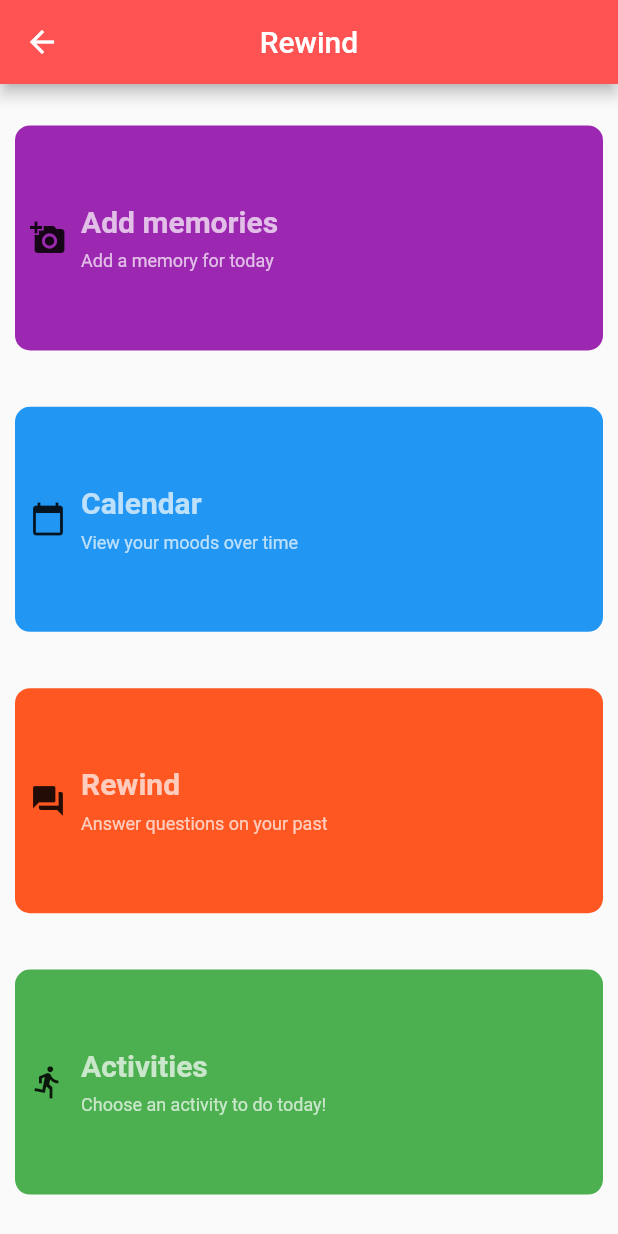
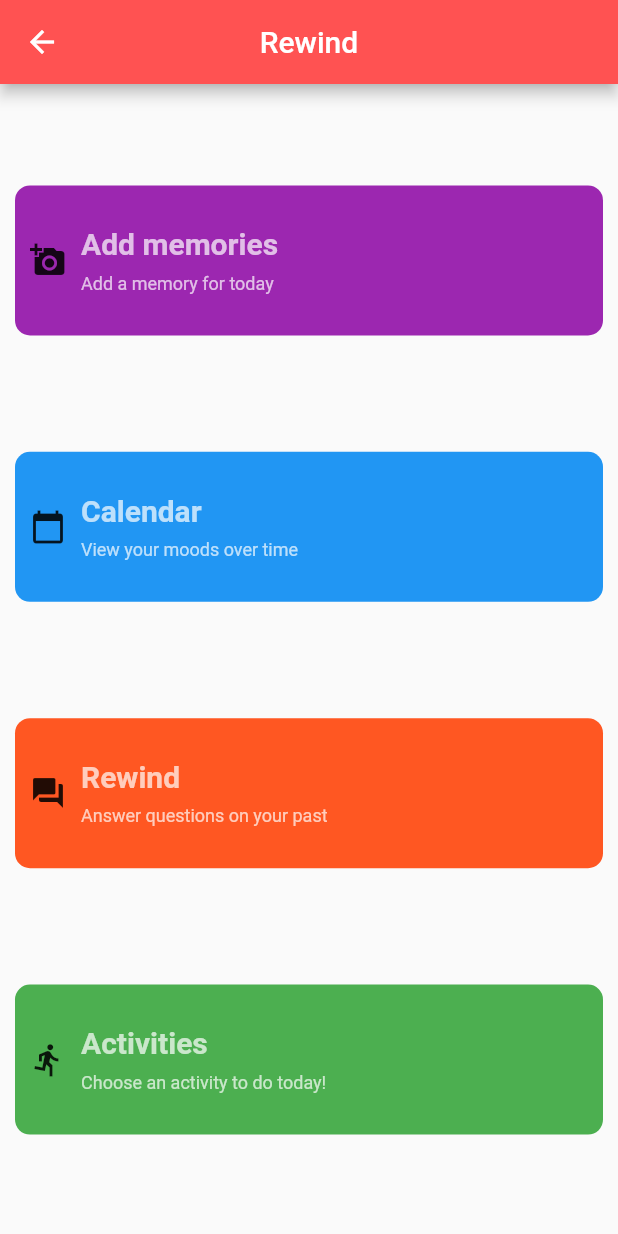
Before and after one commit to shu8/UCL-Dementia-Hack-2020, a Flutter app: the screen it shows after launch, after a tap on "Start", on a phone screen of 412 x 824 dp. Run offline on Flutter 3.47's test engine with Material 2 defaults, Android fonts, the phone set to English and light mode, and no system bars.

Commit message:
fixed rotation

```diff
--- a/lib/components/panel.dart
+++ b/lib/components/panel.dart
@@ -21,7 +21,7 @@ class Panel extends StatelessWidget {
     return new GestureDetector(
         onTap: () => this.clickHandler(),
         child: new Container(
-          height: 150.0,
+          height: 100.0,
           margin: new EdgeInsets.all(10.0),
           decoration: new BoxDecoration(
             borderRadius: new BorderRadius.all(new Radius.circular(10.0)),
--- a/lib/main.dart
+++ b/lib/main.dart
@@ -2,6 +2,7 @@ import 'package:flutter/material.dart';
 import 'package:dementia_hack/common.dart';
 import 'package:dementia_hack/home.dart';
 import 'package:dementia_hack/activity.dart';
+
 import 'package:flutter/services.dart';
 
 // TODO persistently store this
@@ -17,6 +18,10 @@ class MyApp extends StatelessWidget {
   // Root of application
   @override
   Widget build(BuildContext context) {
+    SystemChrome.setPreferredOrientations([
+      DeviceOrientation.portraitUp,
+      DeviceOrientation.portraitDown,
+    ]);
     return MaterialApp(
       title: 'Rewind',
       theme: ThemeData(
```
